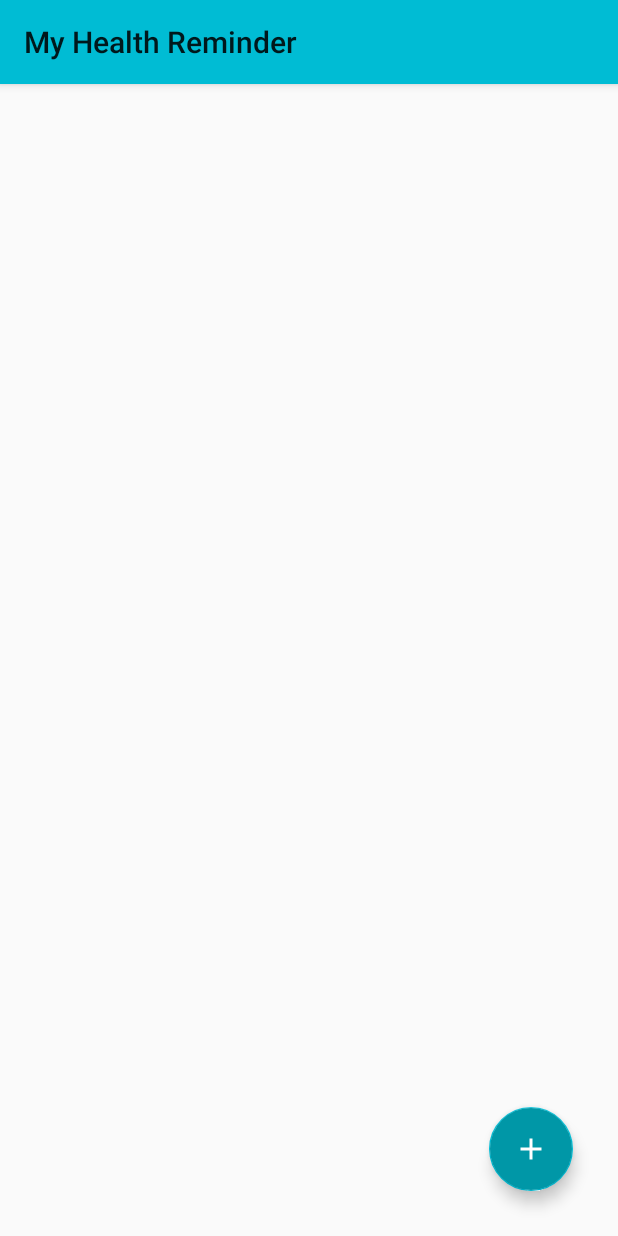
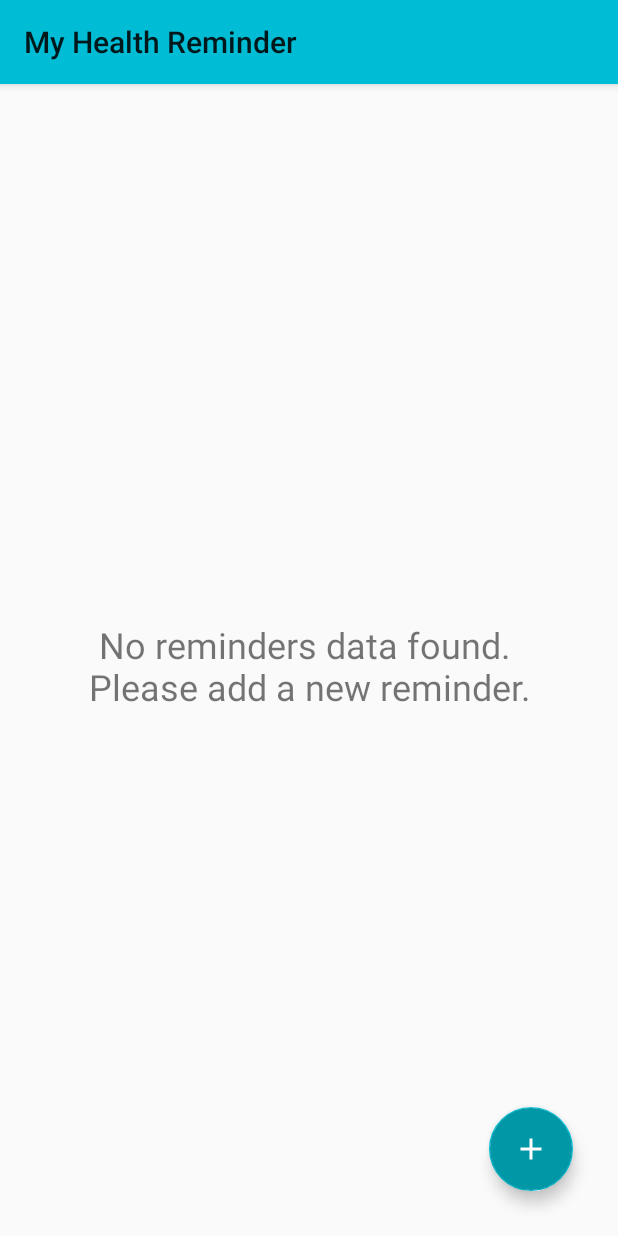
Before and after one commit to sothengski/MyHealthReminder, an Android app: the screen it shows after launch (MainActivity), on a phone screen of 412 x 824 dp. Run offline under Robolectric (Android 15) with nearby library versions, the phone set to English and light mode, and no system bars.

Commit message:
Add no data on the home Screen

```diff
--- a/app/src/main/java/com/example/myhealthreminder/MainActivity.kt
+++ b/app/src/main/java/com/example/myhealthreminder/MainActivity.kt
@@ -10,6 +10,8 @@ import android.content.pm.PackageManager
 import android.icu.util.Calendar
 import android.os.Bundle
 import android.provider.Settings
+import android.view.View
+import android.widget.TextView
 import android.widget.Toast
 import androidx.activity.enableEdgeToEdge
 import androidx.activity.result.contract.ActivityResultContracts
@@ -48,7 +50,6 @@ class MainActivity : AppCompatActivity() {
 //    )
 //
 //    var permissionPostNotification: Boolean = false;
-
 
     override fun onCreate(savedInstanceState: Bundle?) {
         super.onCreate(savedInstanceState)
@@ -176,6 +177,7 @@ class MainActivity : AppCompatActivity() {
 
     private fun getAllReminder() {
         recyclerView = findViewById(R.id.recyclerView)
+        val noDataText = findViewById<TextView>(R.id.noDataText)
 
         // Get all reminders from DB
         remindersList = dbHelper!!.getAllReminders() as ArrayList<ReminderModel>
@@ -188,6 +190,14 @@ class MainActivity : AppCompatActivity() {
         recyclerView!!.layoutManager =
             LinearLayoutManager(this, LinearLayoutManager.VERTICAL, false)
         recyclerView!!.adapter = myAdapter // Set Adapter
+        // Check for data and update visibility
+        if (myAdapter!!.hasData()) {
+            recyclerView!!.visibility = View.VISIBLE
+            noDataText.visibility = View.GONE
+        } else {
+            recyclerView!!.visibility = View.GONE
+            noDataText.visibility = View.VISIBLE
+        }
     }
 
 //    private fun filterRecyclerView() {
--- a/app/src/main/java/com/example/myhealthreminder/adapters/RemindersAdapter.kt
+++ b/app/src/main/java/com/example/myhealthreminder/adapters/RemindersAdapter.kt
@@ -73,10 +73,16 @@ class RemindersAdapter(val remindersList: ArrayList<ReminderModel>) :
         holder.bind(remindersList[position])
     }
 
-
     private var onItemClickListener: ((String) -> Unit)? = null
     fun setOnItemClickListener(listener: (String) -> Unit) {
         onItemClickListener = listener
 //        Log.d("TAG", "clickListener: ")
     }
+    // Adapter or ViewModel
+    val remindersData: List<ReminderModel> = remindersList // Your data list
+
+    fun hasData(): Boolean {
+        return remindersData.isNotEmpty()
+    }
+
 }
--- a/app/src/main/res/layout/activity_main.xml
+++ b/app/src/main/res/layout/activity_main.xml
@@ -35,6 +35,16 @@
             app:layout_constraintStart_toStartOf="parent"
             app:layout_constraintTop_toBottomOf="@+id/recyclerView_filter" />
 
+        <TextView
+            android:id="@+id/noDataText"
+            android:layout_width="wrap_content"
+            android:layout_height="match_parent"
+            android:layout_gravity="center"
+            android:text="No reminders data found. \nPlease add a new reminder."
+            android:textSize="24sp"
+            android:gravity="center"
+            android:visibility="gone" />
+
     </LinearLayout>
 
     <com.google.android.material.floatingactionbutton.FloatingActionButton
```
